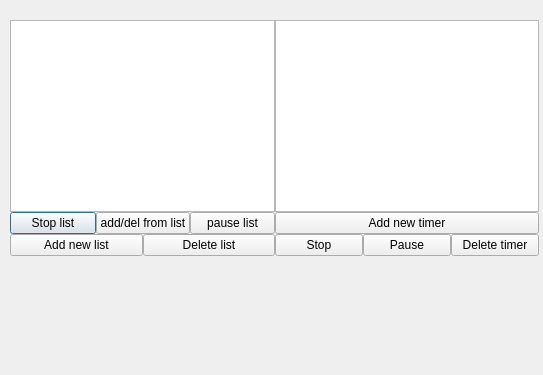
This is lab3_2/timer.ui in AndrikB/2-Course as Qt 5 draws it before an edit. The edited form follows.
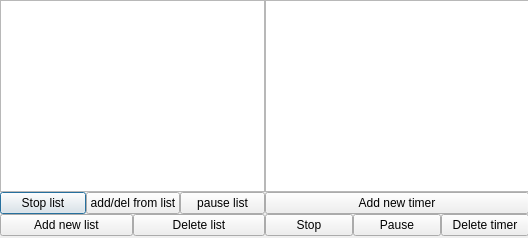
This is the edited form.

```diff
--- a/lab3_2/timer.ui
+++ b/lab3_2/timer.ui
@@ -6,18 +6,18 @@
    <rect>
     <x>0</x>
     <y>0</y>
-    <width>543</width>
-    <height>375</height>
+    <width>528</width>
+    <height>238</height>
    </rect>
   </property>
   <property name="windowTitle">
    <string>Dialog</string>
   </property>
-  <widget class="QWidget" name="">
+  <widget class="QWidget" name="layoutWidget">
    <property name="geometry">
     <rect>
-     <x>10</x>
-     <y>20</y>
+     <x>0</x>
+     <y>0</y>
      <width>529</width>
      <height>262</height>
     </rect>
```
